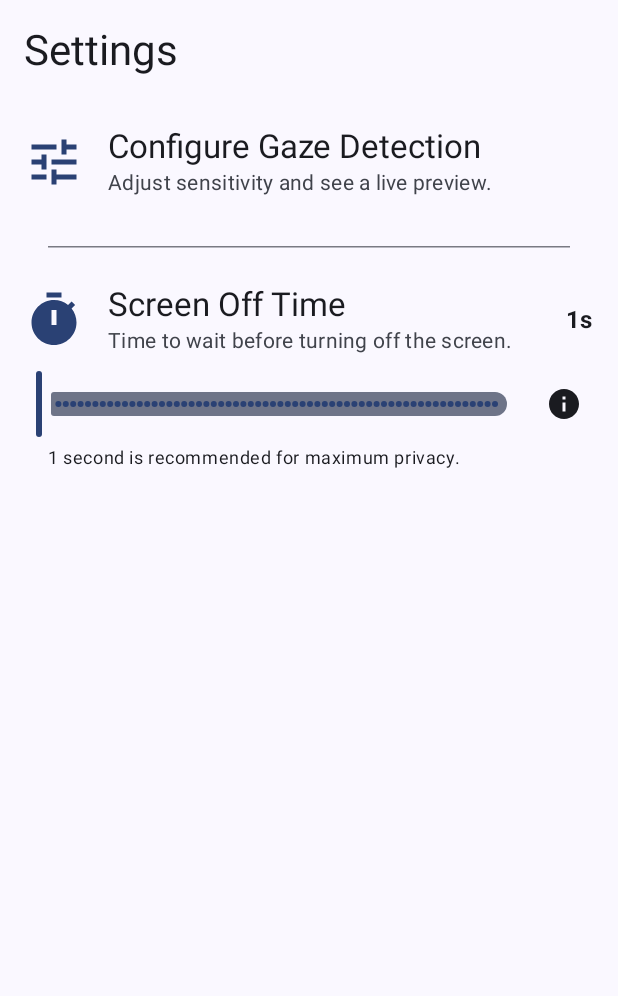
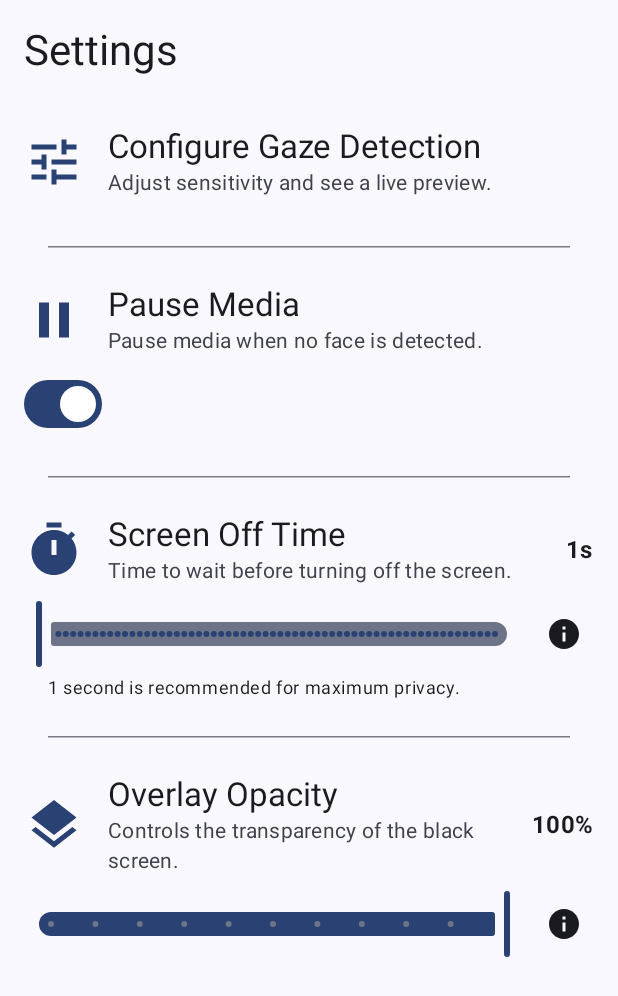
Before and after one commit to JhoxmanXD/Watcher, an Android app built with Jetpack Compose: the SettingsScreen screen opened through its navigation route, on a phone screen of 412 x 824 dp. Shown: the top 996 px of the screen. Run offline under Robolectric (Android 15) with nearby library versions, the light colour scheme and no system bars.

Commit message:
Feat: Add media pausing and overlay opacity settings
Introduces the ability to pause media playback when no face is detected and allows users to configure the opacity of the privacy overlay.

Key changes:
- Adds a "Pause Media" switch to the settings screen. When enabled, the app will request audio focus to pause other media apps while the overlay is active.
- Implements `OverlayAudioGrip` to manage audio focus by playing a silent audio track, effectively pausing other media sources.
- Adds an "Overlay Opacity" slider to the settings screen, allowing users to control the transparency of the black overlay from 10% to 100%.
- Refactors `WatcherService` and `OverlayController` to handle the new media pausing and opacity logic.
- Updates the `SettingsViewModel` and `SettingsScreen` to include and manage the new options.

```diff
--- a/app/src/main/java/com/jhoxmanv/watcher/ui/screens/SettingsScreen.kt
+++ b/app/src/main/java/com/jhoxmanv/watcher/ui/screens/SettingsScreen.kt
@@ -9,11 +9,14 @@ import androidx.compose.foundation.layout.Spacer
 import androidx.compose.foundation.layout.padding
 import androidx.compose.foundation.layout.width
 import androidx.compose.material.icons.Icons
+import androidx.compose.material.icons.filled.Layers
+import androidx.compose.material.icons.filled.Pause
 import androidx.compose.material.icons.filled.Timer
 import androidx.compose.material.icons.filled.Tune
 import androidx.compose.material3.HorizontalDivider
 import androidx.compose.material3.MaterialTheme
 import androidx.compose.material3.Slider
+import androidx.compose.material3.Switch
 import androidx.compose.material3.Text
 import androidx.compose.runtime.Composable
 import androidx.compose.runtime.getValue
@@ -35,6 +38,8 @@ fun SettingsScreen(
 ) {
     val context = LocalContext.current
     val screenOffTime by settingsViewModel.screenOffTime
+    val pauseMedia by settingsViewModel.pauseMedia
+    val overlayOpacity by settingsViewModel.overlayOpacity
 
     fun onSettingsChanged() {
         if (WatcherStateHolder.isServiceRunning.value) {
@@ -58,6 +63,24 @@ fun SettingsScreen(
             description = "Adjust sensitivity and see a live preview.",
             modifier = Modifier.clickable(onClick = onNavigateToGazeConfig)
         ) { /* No content here, the whole item is clickable */ }
+
+        HorizontalDivider(modifier = Modifier.padding(horizontal = 16.dp, vertical = 8.dp))
+
+        // Setting for Pause Media
+        SettingItem(
+            icon = Icons.Default.Pause,
+            title = "Pause Media",
+            description = "Pause media when no face is detected.",
+
+            ) {
+            Switch(
+                checked = pauseMedia,
+                onCheckedChange = {
+                    settingsViewModel.onPauseMediaChanged(it)
+                    onSettingsChanged()
+                }
+            )
+        }
 
         HorizontalDivider(modifier = Modifier.padding(horizontal = 16.dp, vertical = 8.dp))
 
@@ -93,5 +116,32 @@ fun SettingsScreen(
                 }
             }
         }
+
+        HorizontalDivider(modifier = Modifier.padding(horizontal = 16.dp, vertical = 8.dp))
+
+        // Setting for Overlay Opacity
+        SettingItem(
+            icon = Icons.Default.Layers,
+            title = "Overlay Opacity",
+            description = "Controls the transparency of the black screen.",
+            valueLabel = {
+                Text("${(overlayOpacity * 100).toInt()}%", style = MaterialTheme.typography.titleMedium, fontWeight = FontWeight.Bold)
+            }
+        ) {
+            Box(modifier = Modifier.padding(horizontal = 8.dp)) {
+                Row(verticalAlignment = Alignment.CenterVertically) {
+                    Slider(
+                        value = overlayOpacity,
+                        onValueChange = { settingsViewModel.onOverlayOpacityChanged(it) },
+                        onValueChangeFinished = { onSettingsChanged() },
+                        valueRange = 0.1f..1f, // 10% to 100%
+                        steps = 9,
+                        modifier = Modifier.weight(1f)
+                    )
+                    Spacer(modifier = Modifier.width(16.dp))
+                    InfoTooltip("Controls how transparent the black screen is. 100% is solid black.")
+                }
+            }
+        }
     }
 }
--- a/app/src/main/java/com/jhoxmanv/watcher/viewmodel/SettingsViewModel.kt
+++ b/app/src/main/java/com/jhoxmanv/watcher/viewmodel/SettingsViewModel.kt
@@ -3,6 +3,7 @@ package com.jhoxmanv.watcher.viewmodel
 import android.app.Application
 import android.content.Context
 import androidx.compose.runtime.mutableFloatStateOf
+import androidx.compose.runtime.mutableStateOf
 import androidx.core.content.edit
 import androidx.lifecycle.AndroidViewModel
 
@@ -10,17 +11,22 @@ class SettingsViewModel(application: Application) : AndroidViewModel(application
 
     private val sharedPreferences = application.getSharedPreferences("watcher_settings", Context.MODE_PRIVATE)
 
-    // --- Defaults as requested by the user --- //
+    // --- Defaults --- //
     private val defaultGazeThreshold = 0.2f      // Corresponds to 80% sensitivity (1.0 - 0.8)
     private val defaultYawThreshold = 20f
     private val defaultPitchThreshold = 20f
     private val defaultScreenOffTime = 1f
+    private val defaultPauseMedia = true
+    private val defaultOverlayOpacity = 1f // 100% solid
 
     // --- Live, saved values --- //
     var gazeThreshold = mutableFloatStateOf(sharedPreferences.getFloat("gaze_threshold", defaultGazeThreshold))
     var yawThreshold = mutableFloatStateOf(sharedPreferences.getFloat("yaw_threshold", defaultYawThreshold))
     var pitchThreshold = mutableFloatStateOf(sharedPreferences.getFloat("pitch_threshold", defaultPitchThreshold))
     var screenOffTime = mutableFloatStateOf(sharedPreferences.getFloat("screen_off_time", defaultScreenOffTime))
+    var pauseMedia = mutableStateOf(sharedPreferences.getBoolean("pause_media", defaultPauseMedia))
+    var overlayOpacity = mutableFloatStateOf(sharedPreferences.getFloat("overlay_opacity", defaultOverlayOpacity))
+
 
     // --- Temporary values for the config screen --- //
     var tempGazeThreshold = mutableFloatStateOf(gazeThreshold.floatValue)
@@ -59,9 +65,19 @@ class SettingsViewModel(application: Application) : AndroidViewModel(application
         tempPitchThreshold.floatValue = pitchThreshold.floatValue
     }
 
-    // --- Function for the main screen slider --- //
+    // --- Functions for main screen settings --- //
     fun onScreenOffTimeChanged(newValue: Float) {
         screenOffTime.floatValue = newValue
         sharedPreferences.edit { putFloat("screen_off_time", newValue) }
     }
+
+    fun onPauseMediaChanged(newValue: Boolean) {
+        pauseMedia.value = newValue
+        sharedPreferences.edit { putBoolean("pause_media", newValue) }
+    }
+
+    fun onOverlayOpacityChanged(newValue: Float) {
+        overlayOpacity.floatValue = newValue
+        sharedPreferences.edit { putFloat("overlay_opacity", newValue) }
+    }
 }
```
Also changed, not shown: app/src/main/java/com/jhoxmanv/watcher/OverlayController.kt (+20 -6 lines), app/src/main/java/com/jhoxmanv/watcher/service/OverlayAudioGrip.kt (added, +89 -0 lines), app/src/main/java/com/jhoxmanv/watcher/service/WatcherService.kt (+37 -21 lines), 1 other file.
